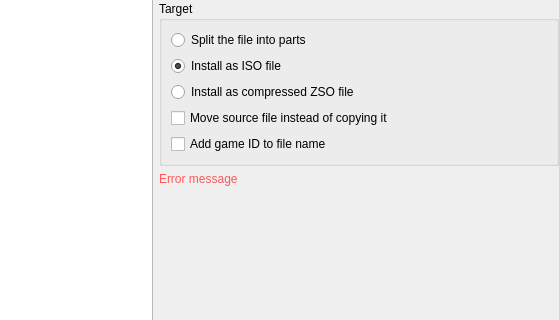
Qt form src/OplPcTools/UI/GameInstallerActivity.ui (brainstream/OPL-PC-Tools) before a commit; both pictures show x 341 to 900 and y 166 to 486 of the 900 by 594 pixel window.
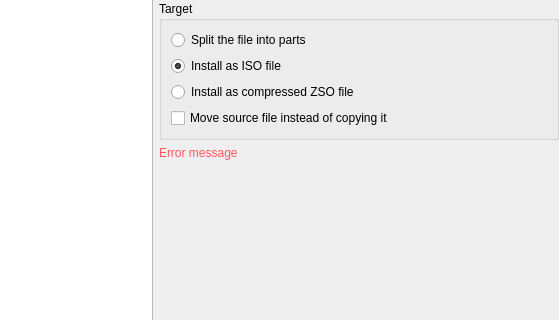
The same form after that commit. Icons and pictures are not drawn.

Commit message:
The "add game ID to ISO filename" option removed
The only global configuration is used

The edit to the form file:
```diff
--- a/src/OplPcTools/UI/GameInstallerActivity.ui
+++ b/src/OplPcTools/UI/GameInstallerActivity.ui
@@ -342,13 +342,6 @@
                   </property>
                  </widget>
                 </item>
-                <item>
-                 <widget class="QCheckBox" name="mp_checkbox_rename">
-                  <property name="text">
-                   <string>Add game ID to file name</string>
-                  </property>
-                 </widget>
-                </item>
                </layout>
               </widget>
              </item>
```
Left out of the diff: 1 changed line with no effect on the pictures. The commit also changes 8 other files.
